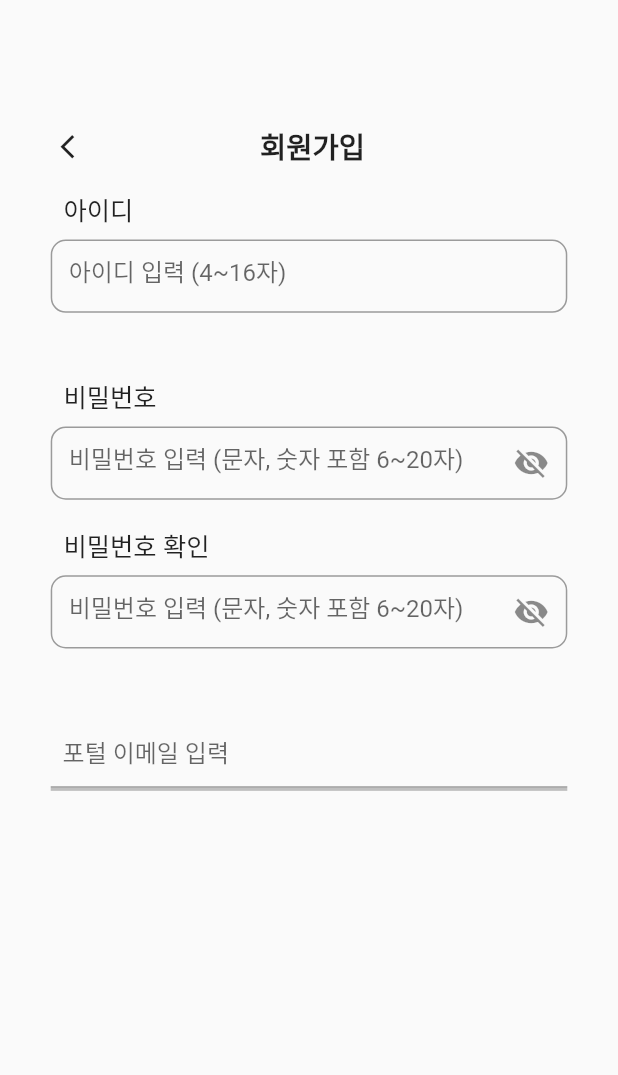
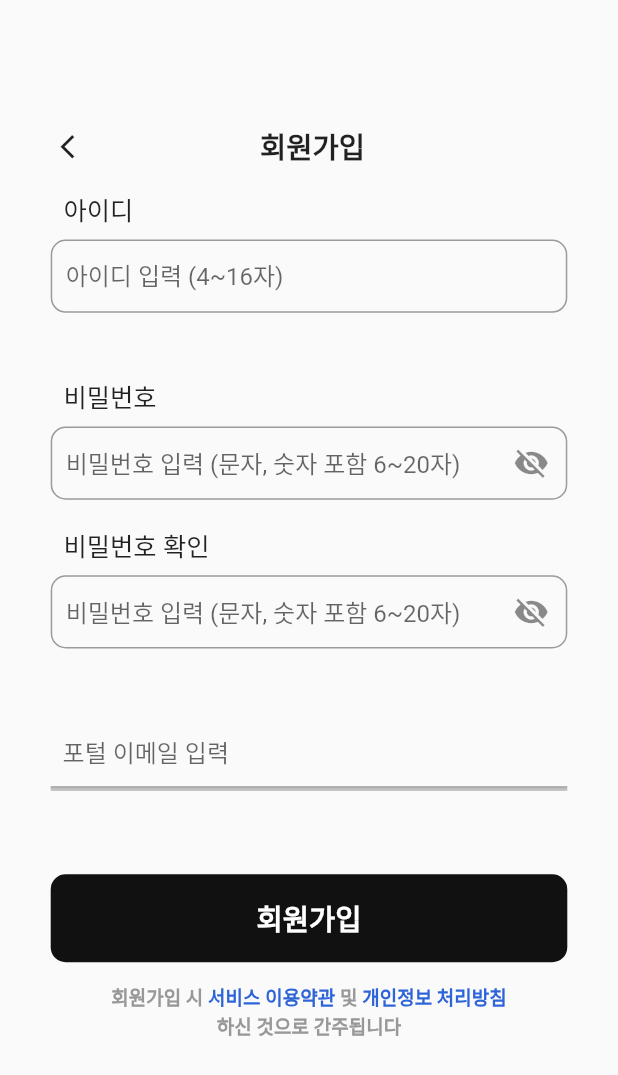
Before and after one commit to USW-Random-Chat/Flutter, a Flutter app: the SignupScreen screen opened directly, on a phone screen of 412 x 824 dp. Shown: the top 1075 px of the screen. Run offline on Flutter 3.47's test engine with Material 2 defaults, Android fonts, the phone set to English and light mode, and no system bars; our stand-ins replace flutter_screenutil; Roboto replaces fonts that are missing (Pretendard-Bold, Pretendard-Regular, Pretendard-SemiBold).

Commit message:
repair
repair

```diff
--- a/lib/viewmodels/signup_viewmodel.dart
+++ b/lib/viewmodels/signup_viewmodel.dart
@@ -4,7 +4,6 @@ class SignupViewModel extends ChangeNotifier {
   String _id = '';
   String _password = '';
   String _email = '';
-
 
   bool _idError = false;
   bool _pwError = false;
@@ -16,7 +15,6 @@ class SignupViewModel extends ChangeNotifier {
   TextEditingController pwController = TextEditingController();
   TextEditingController emailController = TextEditingController();
   TextEditingController pwMatchController = TextEditingController();
-
 
   bool get idError => _idError;
   bool get pwError => _pwError;
@@ -48,9 +46,9 @@ class SignupViewModel extends ChangeNotifier {
 
   void validatePwMatch(String value) {
     if (pwController.text != value) {
+      _pwMatch = true;
+    } else {
       _pwMatch = false;
-    } else {
-      _pwMatch = true;
     }
     notifyListeners();
   }
--- a/lib/views/setprofile.dart
+++ b/lib/views/setprofile.dart
@@ -5,14 +5,14 @@ import 'package:suwon/views/widgets/appbar.dart';
 import 'package:suwon/views/widgets/csbutton.dart';
 import 'package:suwon/views/widgets/emailfield.dart';
 
-class SignUpa extends StatefulWidget {
-  const SignUpa({super.key});
+class SetProfile extends StatefulWidget {
+  const SetProfile({super.key});
 
   @override
-  State<SignUpa> createState() => _SignUpState();
+  State<SetProfile> createState() => _SetProfile();
 }
 
-class _SignUpState extends State<SignUpa> {
+class _SetProfile extends State<SetProfile> {
   final GlobalKey<FormState> _formKey = GlobalKey<FormState>();
   TextEditingController _idController = TextEditingController();
   TextEditingController _pwController = TextEditingController();
--- a/lib/views/signup_creen.dart
+++ b/lib/views/signup_creen.dart
@@ -1,10 +1,13 @@
 import 'package:flutter/material.dart';
 import 'package:flutter_screenutil/flutter_screenutil.dart';
 import 'package:suwon/views/login_screen.dart';
+import 'package:suwon/views/setprofile.dart';
 import 'package:suwon/views/widgets/appbar.dart';
 import 'package:suwon/viewmodels/signup_viewmodel.dart';
 import 'package:provider/provider.dart';
+import 'package:suwon/views/widgets/csbutton.dart';
 import 'package:suwon/views/widgets/emailfield.dart';
+import 'package:suwon/views/widgets/font.dart';
 
 class SignupScreen extends StatelessWidget {
   final GlobalKey<FormState> _formKey = GlobalKey<FormState>();
@@ -28,10 +31,15 @@ class SignupScreen extends StatelessWidget {
                     child: SuchatAppBar(
                       text: ' 회원가입',
                       onPressed: () {
+                        signupViewModel.idController.clear();
+                        signupViewModel.pwController.clear();
+                        signupViewModel.pwMatchController.clear();
+                        signupViewModel.emailController.clear();
                         Navigator.push(
                           context,
                           MaterialPageRoute(
-                              builder: (context) => const NewLoignMain()),
+                            builder: (context) => NewLoignMain(),
+                          ),
                         );
                       },
                     ),
@@ -70,7 +78,7 @@ class SignupScreen extends StatelessWidget {
                               obscureText: signupViewModel.passwordVisible2,
                               controller: signupViewModel.pwMatchController,
                               onChanged: (value) =>
-                                  signupViewModel.validatePwInput(value),
+                                  signupViewModel.validatePwMatch(value),
                               hintText: '비밀번호 입력 (문자, 숫자 포함 6~20자)',
                               onPressed: () {
                                 signupViewModel.togglePasswordVisibility2();
@@ -83,7 +91,61 @@ class SignupScreen extends StatelessWidget {
                             EmailFD(
                                 controller: signupViewModel.emailController,
                                 onChanged: (value) =>
-                                    signupViewModel.isEmailValid)
+                                    signupViewModel.isEmailValid),
+                            SizedBox(height: 57.h),
+                            CustomButton(
+                                text: '회원가입',
+                                backgroundColor: Color(0xFF111111),
+                                onPressed: () {
+                                  Navigator.push(
+                                    context,
+                                    MaterialPageRoute(
+                                        builder: (context) => SetProfile()),
+                                  );
+                                }),
+                            SizedBox(
+                              height: 14.h,
+                            ),
+                            Row(
+                              mainAxisAlignment: MainAxisAlignment.center,
+                              children: [
+                                TextFont.fontSemiBold(
+                                  text: '회원가입 시 ',
+                                  fontSize: 12.sp,
+                                  color: Color(0xFF989898),
+                                ),
+                                GestureDetector(
+                                  onTap: () {
+                                    // 버튼이 클릭되었을 때 실행될 코드
+                                  },
+                                  child: TextFont.fontSemiBold(
+                                    text: '서비스 이용약관',
+                                    fontSize: 12.sp,
+                                    color: Color(0xFF2D64D8),
+                                  ),
+                                ),
+                                TextFont.fontSemiBold(
+                                  text: ' 및 ',
+                                  fontSize: 12.sp,
+                                  color: Color(0xFF989898),
+                                ),
+                                GestureDetector(
+                                  onTap: () {
+                                    // 버튼이 클릭되었을 때 실행될 코드
+                                  },
+                                  child: TextFont.fontSemiBold(
+                                    text: '개인정보 처리방침',
+                                    fontSize: 12.sp,
+                                    color: Color(0xFF2D64D8),
+                                  ),
+                                ),
+                              ],
+                            ),
+                            TextFont.fontSemiBold(
+                              text: '하신 것으로 간주됩니다',
+                              fontSize: 12.sp,
+                              color: Color(0xFF989898),
+                            ),
                           ],
                         ),
                       ),
@@ -138,13 +200,19 @@ class IdInputFD extends StatelessWidget {
                 fontSize: 14.sp,
               ),
               hintText: '아이디 입력 (4~16자)',
+              contentPadding:
+                  EdgeInsets.only(top: 10, bottom: 17, left: 10, right: 10),
               suffix: Container(
-                width: 51.w,
-                height: 16.h,
+                width: 100.w,
+                height: 38.h,
                 decoration: BoxDecoration(
                   borderRadius: BorderRadius.circular(12),
                   color: Color(0xFF2D64D8),
                 ),
+                child: TextButton(
+                    onPressed: () {},
+                    child: TextFont.fontRegular(
+                        color: Color(0xFFFFFFFF), fontSize: 14, text: '중복 확인')),
               ),
             ),
           ),
@@ -217,6 +285,8 @@ class PwInputFD extends StatelessWidget {
                   borderRadius: BorderRadius.circular(10),
                 ),
                 hintText: hintText,
+                contentPadding:
+                    EdgeInsets.only(top: 10, bottom: 17, left: 10, right: 10),
                 suffixIcon: IconButton(
                   icon: Icon(icon),
                   onPressed: onPressed,
```
